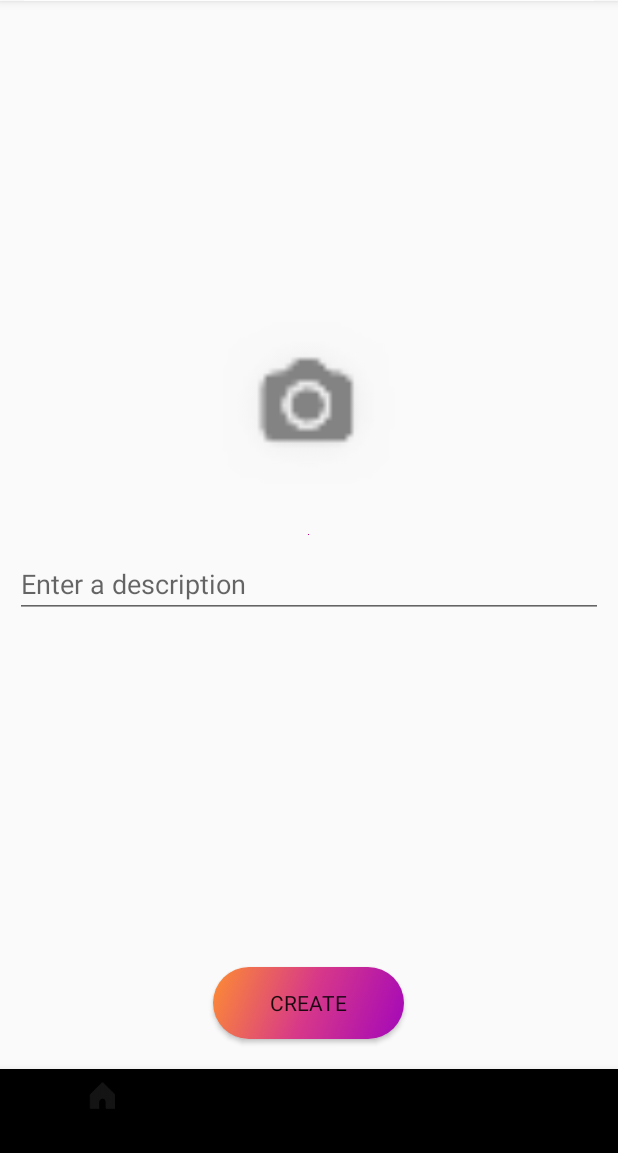
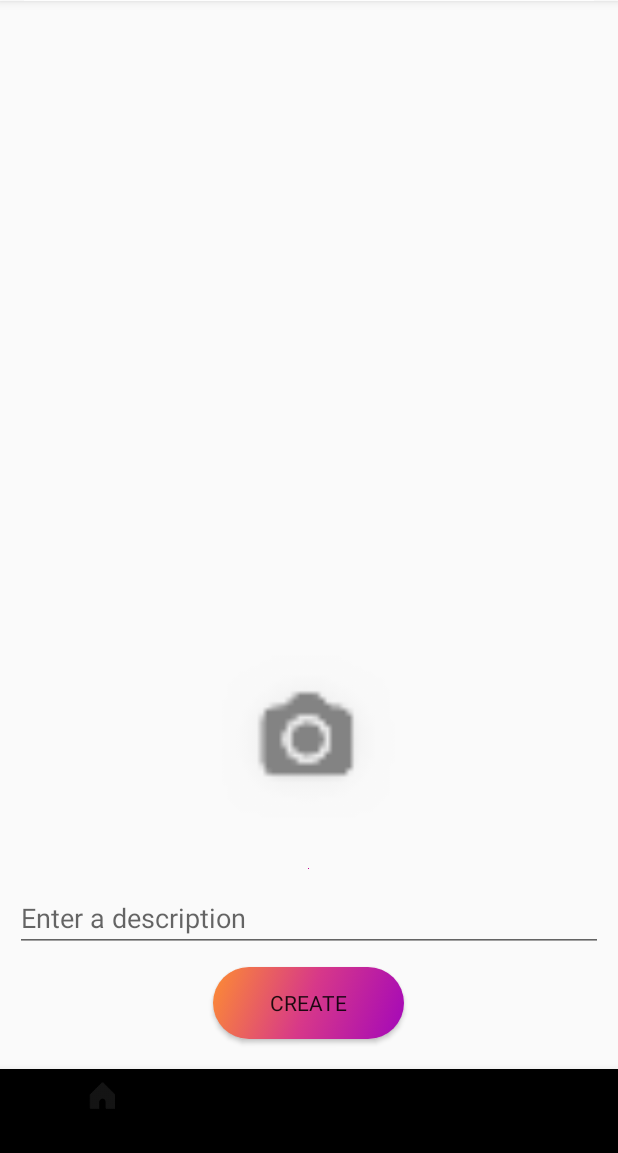
Before and after one commit to amyhgu/Parstagram, an Android app: the fragment CaptureFragment placed in its activity, on a phone screen of 412 x 824 dp, the part 83-1236 px from its top. Run offline under Robolectric (Android 15) with nearby library versions, the phone set to English and light mode, and no system bars; libraries missing offline, so code that uses them is left out: com.parse, org.parceler; pictures from the network do not load.

Commit message:
fixed capture ui

```diff
--- a/app/src/main/res/layout/fragment_capture.xml
+++ b/app/src/main/res/layout/fragment_capture.xml
@@ -23,7 +23,7 @@
         android:layout_width="wrap_content"
         android:layout_height="wrap_content"
         android:layout_centerHorizontal="true"
-        android:layout_centerVertical="true"
+        android:layout_above="@+id/etDescription"
         app:srcCompat="@color/ig_purple" />
 
     <EditText
@@ -31,7 +31,7 @@
         android:layout_width="match_parent"
         android:layout_height="wrap_content"
         android:layout_centerHorizontal="true"
-        android:layout_below="@+id/ivPreview"
+        android:layout_above="@+id/btCreate"
         android:ems="10"
         android:hint="Enter a description"
         android:layout_margin="10dp"
@@ -43,7 +43,6 @@
         android:layout_height="175dp"
         android:layout_above="@+id/ivPreview"
         android:layout_centerHorizontal="true"
-        android:layout_centerVertical="true"
         android:adjustViewBounds="true"
         android:cropToPadding="true"
         app:srcCompat="@drawable/ic_camera_shadow" />
```
